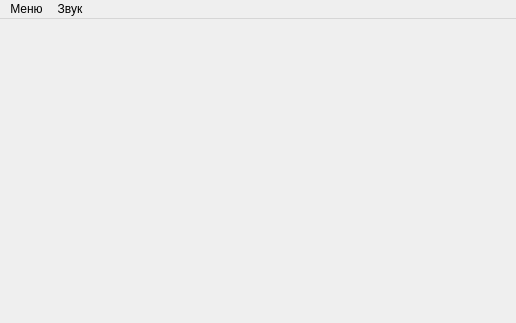
Qt form ClashOfTanks1990/ui/mainwindow.ui (movavok/Clash_of_Tanks1990) before a commit; both pictures show x 0 to 516 and y 0 to 323 of the 608 by 630 pixel window.
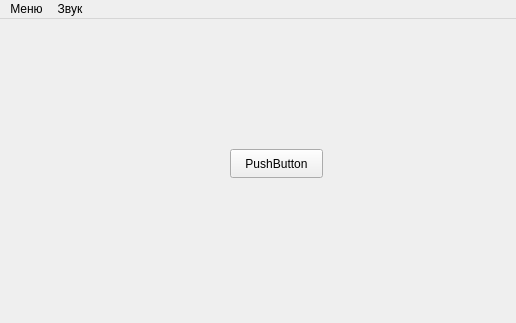
The same form after that commit. Custom widgets are drawn as their Qt base class.

Commit message: Created tabs in .ui to implement start screen

Diff of the .ui file:
```diff
--- a/ClashOfTanks1990/ui/mainwindow.ui
+++ b/ClashOfTanks1990/ui/mainwindow.ui
@@ -29,7 +29,54 @@
    <string notr="true">/*
    </string>
   </property>
-  <widget class="QWidget" name="centralwidget"/>
+  <widget class="QWidget" name="centralwidget">
+   <layout class="QVBoxLayout" name="verticalLayout">
+    <property name="leftMargin">
+     <number>0</number>
+    </property>
+    <property name="topMargin">
+     <number>0</number>
+    </property>
+    <property name="rightMargin">
+     <number>0</number>
+    </property>
+    <property name="bottomMargin">
+     <number>0</number>
+    </property>
+    <item>
+     <widget class="QStackedWidget" name="stackedWidget">
+      <property name="enabled">
+       <bool>true</bool>
+      </property>
+      <property name="minimumSize">
+       <size>
+        <width>608</width>
+        <height>608</height>
+       </size>
+      </property>
+      <property name="currentIndex">
+       <number>0</number>
+      </property>
+      <widget class="QWidget" name="page_startScreen" native="true">
+       <widget class="QPushButton" name="pushButton">
+        <property name="geometry">
+         <rect>
+          <x>230</x>
+          <y>130</y>
+          <width>93</width>
+          <height>29</height>
+         </rect>
+        </property>
+        <property name="text">
+         <string>PushButton</string>
+        </property>
+       </widget>
+      </widget>
+      <widget class="GameView" name="page_gameView" native="true"/>
+     </widget>
+    </item>
+   </layout>
+  </widget>
   <widget class="QMenuBar" name="menubar">
    <property name="geometry">
     <rect>
@@ -71,6 +118,14 @@
    </property>
   </action>
  </widget>
+ <customwidgets>
+  <customwidget>
+   <class>GameView</class>
+   <extends>QWidget</extends>
+   <header>game/gameview.h</header>
+   <container>1</container>
+  </customwidget>
+ </customwidgets>
  <resources/>
  <connections/>
 </ui>
```
The commit also changes 3 other files.
